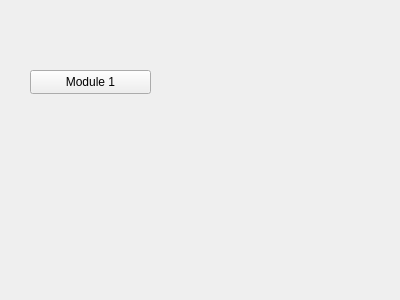
This is A8EduApp/teachingwidget.ui in University-of-Utah-CS3505/a9-edu-app-f24-00Calvin00 as Qt 5 draws it before an edit. The edited form follows.
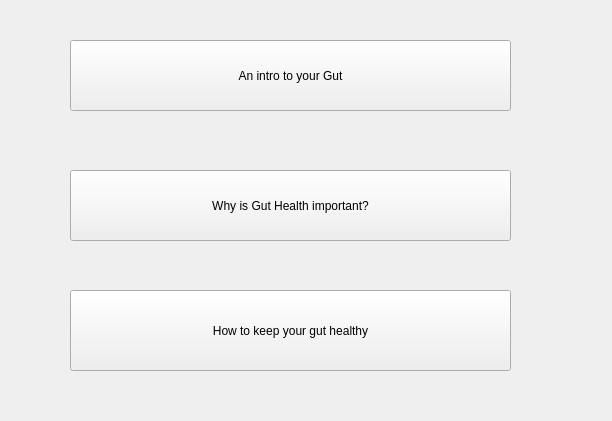
This is the edited form.

Commit message:
Made the first teaching module work!!
Need to make it a lot prettier and add comments to my code

The edit to the form file:
```diff
--- a/A8EduApp/teachingwidget.ui
+++ b/A8EduApp/teachingwidget.ui
@@ -6,8 +6,8 @@
    <rect>
     <x>0</x>
     <y>0</y>
-    <width>400</width>
-    <height>300</height>
+    <width>612</width>
+    <height>421</height>
    </rect>
   </property>
   <property name="windowTitle">
@@ -16,14 +16,40 @@
   <widget class="QPushButton" name="moduleButton">
    <property name="geometry">
     <rect>
-     <x>30</x>
-     <y>70</y>
-     <width>121</width>
-     <height>24</height>
+     <x>70</x>
+     <y>40</y>
+     <width>441</width>
+     <height>71</height>
     </rect>
    </property>
    <property name="text">
-    <string>Module 1</string>
+    <string>An intro to your Gut</string>
+   </property>
+  </widget>
+  <widget class="QPushButton" name="whyGutHealthButton">
+   <property name="geometry">
+    <rect>
+     <x>70</x>
+     <y>170</y>
+     <width>441</width>
+     <height>71</height>
+    </rect>
+   </property>
+   <property name="text">
+    <string>Why is Gut Health important?</string>
+   </property>
+  </widget>
+  <widget class="QPushButton" name="howToStayHealthyButton">
+   <property name="geometry">
+    <rect>
+     <x>70</x>
+     <y>290</y>
+     <width>441</width>
+     <height>81</height>
+    </rect>
+   </property>
+   <property name="text">
+    <string>How to keep your gut healthy</string>
    </property>
   </widget>
  </widget>
```
Left out of the diff: 2 changed lines with no effect on the pictures. The commit also changes 9 other files.
